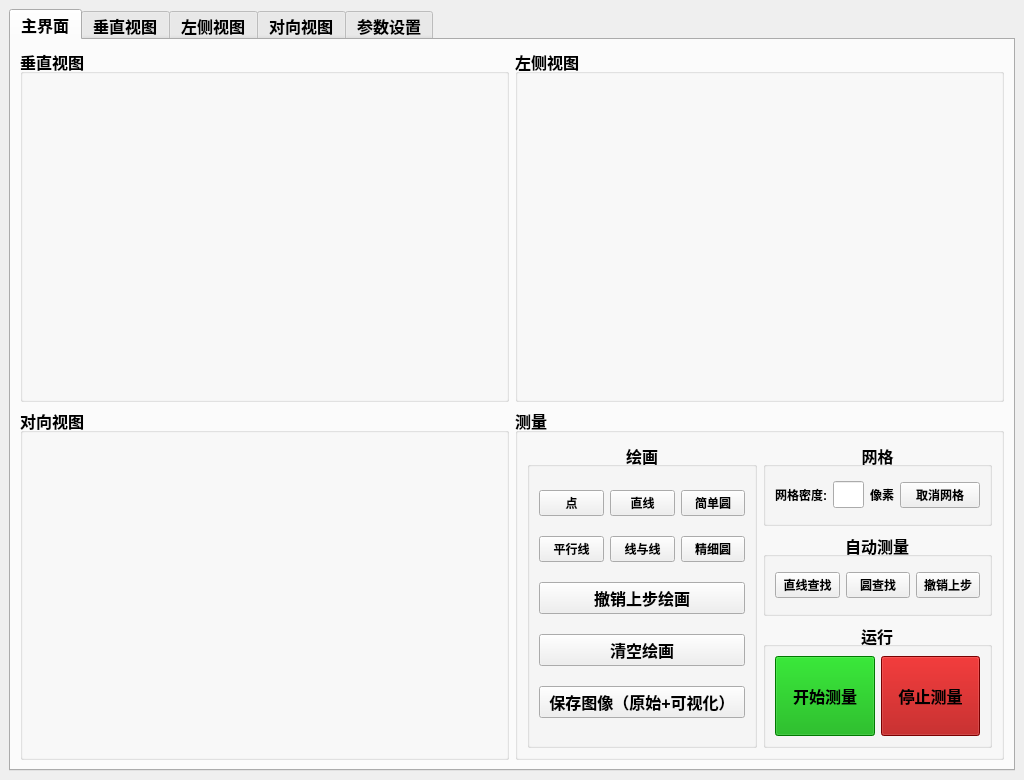
First picture: the form in mainwindow.ui, repository NicoleKJ9721/MutiCamApp, before the edit.
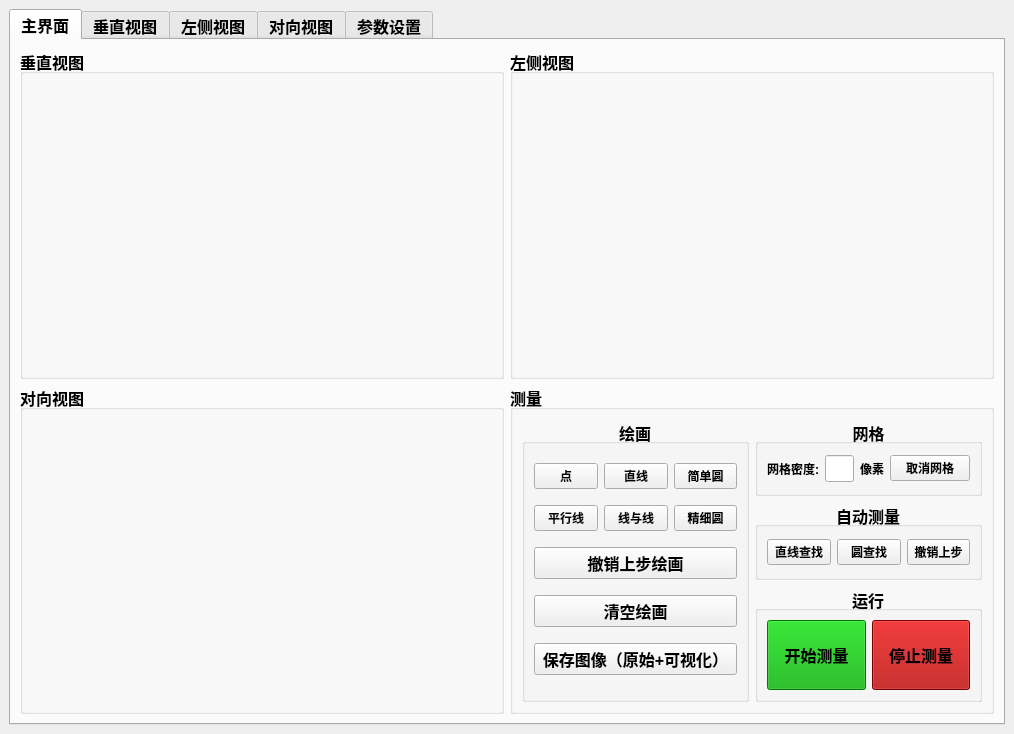
Second picture: the form after the edit.

Commit message: 上下宽度平均

What changed in the file:
```diff
--- a/mainwindow.ui
+++ b/mainwindow.ui
@@ -6,8 +6,8 @@
    <rect>
     <x>0</x>
     <y>0</y>
-    <width>1024</width>
-    <height>780</height>
+    <width>1014</width>
+    <height>734</height>
    </rect>
   </property>
   <property name="sizePolicy">
@@ -19,7 +19,7 @@
   <property name="minimumSize">
    <size>
     <width>512</width>
-    <height>390</height>
+    <height>400</height>
    </size>
   </property>
   <property name="maximumSize">
@@ -55,7 +55,7 @@
           <item>
            <widget class="QGroupBox" name="groupBox">
             <property name="sizePolicy">
-             <sizepolicy hsizetype="Ignored" vsizetype="Preferred">
+             <sizepolicy hsizetype="Ignored" vsizetype="Ignored">
               <horstretch>0</horstretch>
               <verstretch>0</verstretch>
              </sizepolicy>
@@ -117,7 +117,7 @@
           <item>
            <widget class="QGroupBox" name="groupBox_2">
             <property name="sizePolicy">
-             <sizepolicy hsizetype="Ignored" vsizetype="Preferred">
+             <sizepolicy hsizetype="Ignored" vsizetype="Ignored">
               <horstretch>0</horstretch>
               <verstretch>0</verstretch>
              </sizepolicy>
@@ -183,7 +183,7 @@
           <item>
            <widget class="QGroupBox" name="groupBox_3">
             <property name="sizePolicy">
-             <sizepolicy hsizetype="Ignored" vsizetype="Preferred">
+             <sizepolicy hsizetype="Ignored" vsizetype="Ignored">
               <horstretch>0</horstretch>
               <verstretch>0</verstretch>
              </sizepolicy>
@@ -245,7 +245,7 @@
           <item>
            <widget class="QGroupBox" name="groupBox_4">
             <property name="sizePolicy">
-             <sizepolicy hsizetype="Ignored" vsizetype="Minimum">
+             <sizepolicy hsizetype="Ignored" vsizetype="Ignored">
               <horstretch>0</horstretch>
               <verstretch>0</verstretch>
              </sizepolicy>
```
The commit also changes 1 other file.
